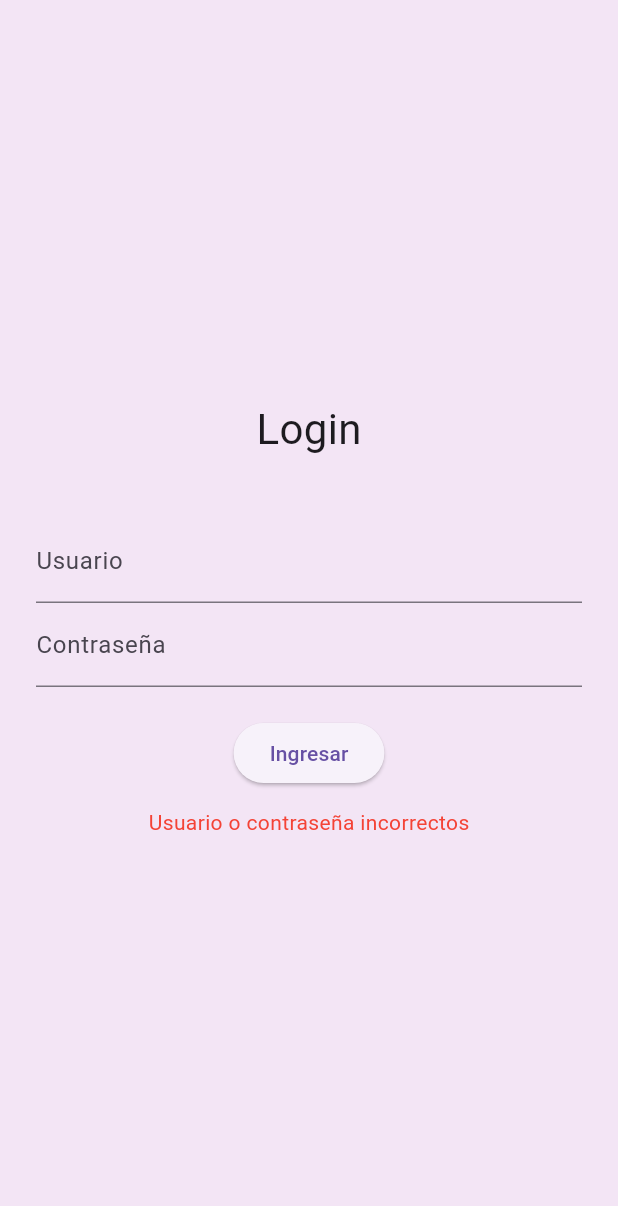
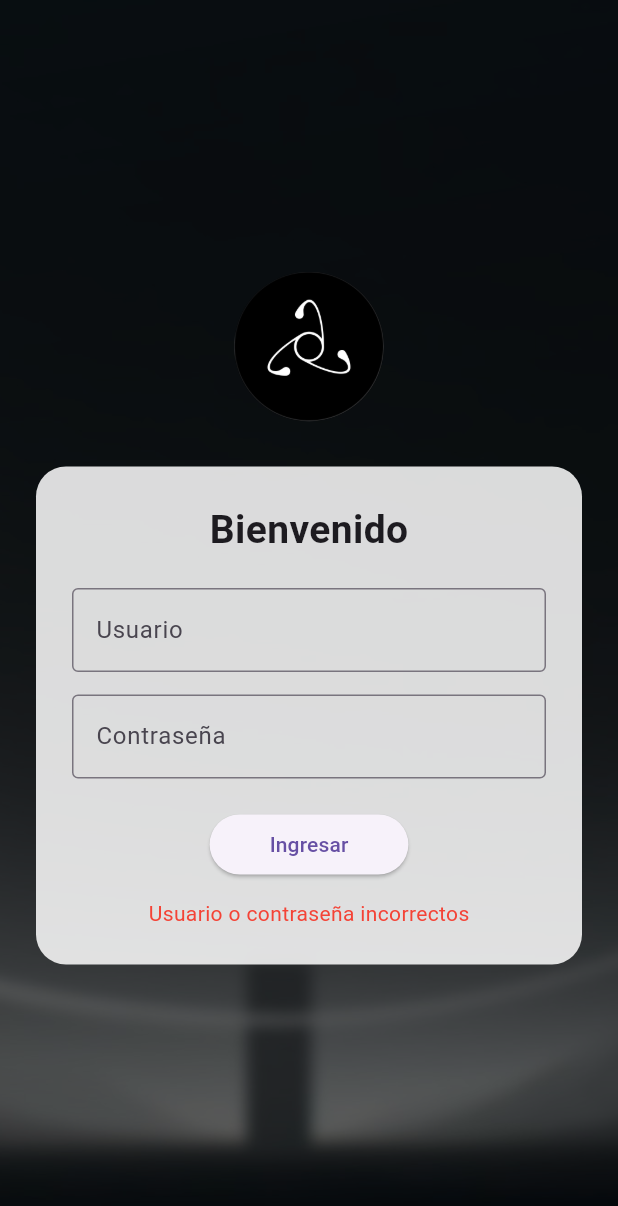
Before and after one commit to leofrancoceti/nuclea_flutter, a Flutter app: the screen it shows after launch, after a tap on "Ingresar", on a phone screen of 412 x 824 dp. Shown: the top 1206 px of the screen. Run offline on Flutter 3.47's test engine with Material 3 defaults, Android fonts, the phone set to English and light mode, and no system bars; our stand-ins replace image_picker, qr_flutter.

Commit message:
Version 3

```diff
--- a/lib/screens/login_screen.dart
+++ b/lib/screens/login_screen.dart
@@ -1,4 +1,5 @@
 import 'package:flutter/material.dart';
+import 'dart:async';
 import 'event_list_screen.dart';
 
 class LoginScreen extends StatefulWidget {
@@ -8,20 +9,42 @@ class LoginScreen extends StatefulWidget {
   State<LoginScreen> createState() => _LoginScreenState();
 }
 
-class _LoginScreenState extends State<LoginScreen> {
-  final TextEditingController _userController = TextEditingController();
-  final TextEditingController _passController = TextEditingController();
-  String _error = '';
+class _LoginScreenState extends State<LoginScreen>
+    with SingleTickerProviderStateMixin {
+  final _userController = TextEditingController();
+  final _passController = TextEditingController();
+  String? _errorText;
+
+  late AnimationController _controller;
+  late Animation<double> _scaleAnimation;
+
+  @override
+  void initState() {
+    super.initState();
+    _controller = AnimationController(
+      vsync: this,
+      duration: const Duration(milliseconds: 800),
+    );
+    _scaleAnimation =
+        CurvedAnimation(parent: _controller, curve: Curves.elasticOut);
+    _controller.forward();
+  }
+
+  @override
+  void dispose() {
+    _controller.dispose();
+    super.dispose();
+  }
 
   void _login() {
-    if (_userController.text == 'admin' && _passController.text == '1234') {
+    if (_userController.text == "admin" && _passController.text == "1234") {
       Navigator.pushReplacement(
         context,
-        MaterialPageRoute(builder: (context) => const EventListScreen()),
+        MaterialPageRoute(builder: (_) => const EventListScreen()),
       );
     } else {
       setState(() {
-        _error = 'Usuario o contraseña incorrectos';
+        _errorText = "Usuario o contraseña incorrectos";
       });
     }
   }
@@ -29,38 +52,79 @@ class _LoginScreenState extends State<LoginScreen> {
   @override
   Widget build(BuildContext context) {
     return Scaffold(
-      backgroundColor: Colors.purple.shade50,
-      body: Padding(
-        padding: const EdgeInsets.symmetric(horizontal: 24.0),
-        child: Center(
+      body: Stack(
+        fit: StackFit.expand,
+        children: [
+          Image.asset('assets/images/login_bg.jpg', fit: BoxFit.cover),
+          Container(color: Colors.black.withOpacity(0.5)),
+          Center(
             child: SingleChildScrollView(
+              padding: const EdgeInsets.symmetric(horizontal: 24),
+              child: Column(
+                mainAxisSize: MainAxisSize.min,
+                children: [
+                  ScaleTransition(
+                    scale: _scaleAnimation,
+                    child: CircleAvatar(
+                      radius: 50,
+                      backgroundImage:
+                          const AssetImage('assets/images/logo.jpg'),
+                      backgroundColor: Colors.transparent,
+                    ),
+                  ),
+                  const SizedBox(height: 30),
+                  Container(
+                    padding: const EdgeInsets.all(24),
+                    decoration: BoxDecoration(
+                      color: Colors.white.withOpacity(0.85),
+                      borderRadius: BorderRadius.circular(20),
+                    ),
                     child: Column(
                       children: [
-                const Text('Login', style: TextStyle(fontSize: 28)),
-                const SizedBox(height: 40),
+                        const Text(
+                          "Bienvenido",
+                          style: TextStyle(
+                              fontSize: 26, fontWeight: FontWeight.bold),
+                      ),
+                        const SizedBox(height: 20),
                         TextField(
                           controller: _userController,
-                  decoration: const InputDecoration(labelText: 'Usuario'),
+                          decoration: const InputDecoration(
+                              labelText: 'Usuario',
+                              border: OutlineInputBorder()),
                         ),
+                        const SizedBox(height: 15),
                         TextField(
                           controller: _passController,
-                  decoration: const InputDecoration(labelText: 'Contraseña'),
                           obscureText: true,
+                          decoration: const InputDecoration(
+                              labelText: 'Contraseña',
+                              border: OutlineInputBorder()),
                         ),
                         const SizedBox(height: 20),
                         ElevatedButton(
                           onPressed: _login,
-                  child: const Text('Ingresar'),
+                          style: ElevatedButton.styleFrom(
+                              padding:
+                                  const EdgeInsets.symmetric(horizontal: 40)),
+                          child: const Text("Ingresar"),
                         ),
-                if (_error.isNotEmpty)
+                        if (_errorText != null)
                           Padding(
-                    padding: const EdgeInsets.only(top: 12.0),
-                    child: Text(_error, style: const TextStyle(color: Colors.red)),
+                            padding: const EdgeInsets.only(top: 12),
+                            child: Text(
+                              _errorText!,
+                              style: const TextStyle(color: Colors.red),
+                            ),
+                          ),
+                      ],
+                    ),
                   ),
                 ],
               ),
             ),
           ),
+        ],
       ),
     );
   }
--- a/pubspec.yaml
+++ b/pubspec.yaml
@@ -53,6 +53,11 @@ dev_dependencies:
 
 # The following section is specific to Flutter packages.
 flutter:
+  assets:
+    - assets/images/logo.jpg
+    - assets/images/login_bg.jpg
+
+
 
   # The following line ensures that the Material Icons font is
   # included with your application, so that you can use the icons in
```
Also changed, not shown: assets/images/login_bg.jpg (added), assets/images/logo.jpg (added). Lines whose indentation alone changed are shown as unchanged.
